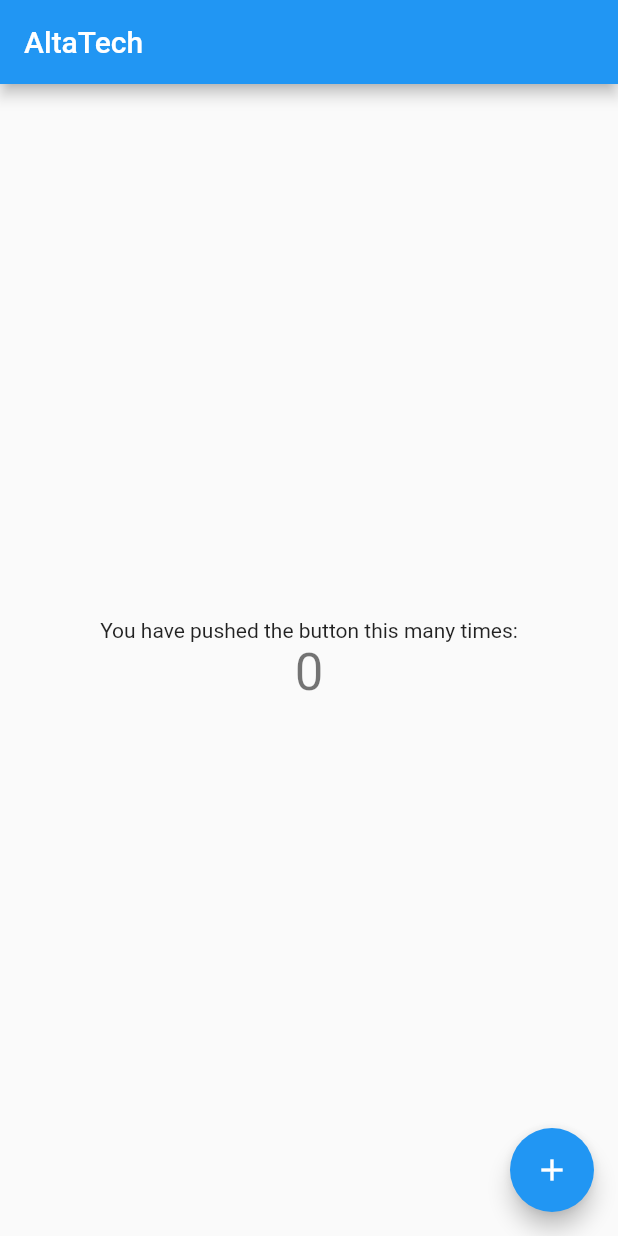
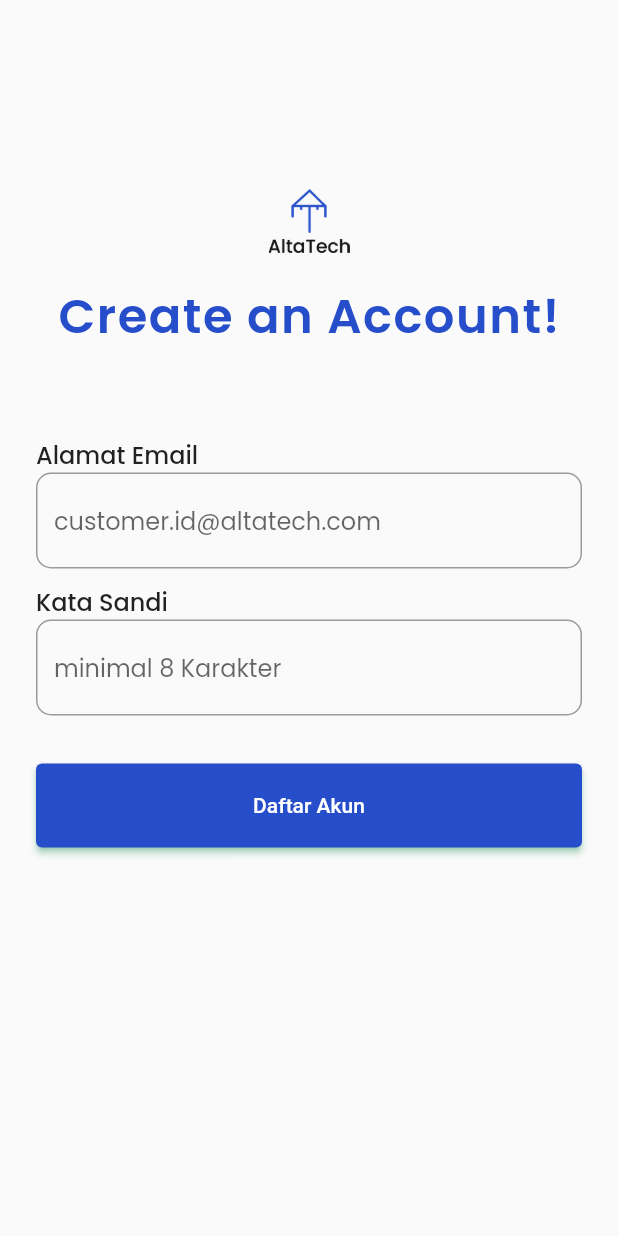
Before and after one commit to Kelompok-17-Capstone/mobile_flutter, a Flutter app: the screen it shows after launch, on a phone screen of 412 x 824 dp. Run offline on Flutter 3.47's test engine with Material 2 defaults, Android fonts, the phone set to English and light mode, and no system bars; our stand-ins replace google_fonts.

Commit message:
membuat UI kasar
masih pembuatan UI kasar hardcode dari Login

```diff
--- a/lib/main.dart
+++ b/lib/main.dart
@@ -1,4 +1,5 @@
 import 'package:flutter/material.dart';
+import 'package:mobile_flutter/views/login.dart';
 
 void main() {
   runApp(const MyApp());
@@ -14,7 +15,7 @@ class MyApp extends StatelessWidget {
       theme: ThemeData(
         primarySwatch: Colors.blue,
       ),
-      home: const MyHomePage(title: 'AltaTech'),
+      home: login(),
     );
   }
 }
--- /dev/null
+++ b/lib/views/login.dart
@@ -0,0 +1,214 @@
+import 'package:flutter/material.dart';
+import 'package:google_fonts/google_fonts.dart';
+
+class login extends StatefulWidget {
+  const login({super.key});
+
+  @override
+  State<login> createState() => _loginState();
+}
+
+class _loginState extends State<login> {
+  @override
+  Widget build(BuildContext context) {
+    return Scaffold(
+        body: SingleChildScrollView(
+      child: Padding(
+        padding: const EdgeInsets.fromLTRB(24, 126, 24, 0),
+        child: Column(
+          crossAxisAlignment: CrossAxisAlignment.center,
+          children: [
+            Center(
+              child: Column(
+                children: [
+                  Container(
+                    height: 29,
+                    width: 24,
+                    child: Image.asset('assets/images/icon.png'),
+                  ),
+                  Container(
+                    width: 54,
+                    height: 18,
+                    child: Image.asset('assets/images/AltaTech.png'),
+                  ),
+                  SizedBox(
+                    height: 14,
+                  ),
+                  Container(
+                    child: Text('Create an Account!',
+                    style: GoogleFonts.poppins(
+                      fontSize: 32,
+                      letterSpacing: 1,
+                      fontWeight: FontWeight.w600,
+                      color: Color.fromRGBO(38, 78, 202, 1)),
+                    ),
+                  ),
+                  SizedBox(
+                    height: 56,
+                    ),
+                  Container(
+                    child: Row(
+                      children: [
+                        Text(
+                          'Alamat Email',
+                          style: GoogleFonts.poppins(
+                            fontWeight: FontWeight.w500,
+                            fontSize: 16,
+                          ),
+                          ),
+                      ],
+                    ),
+                  ),
+                  Container(
+                    child: TextFormField(
+                      controller: null,
+                      decoration: InputDecoration(
+                        hintText: 'customer.id@altatech.com',
+                        hintStyle: GoogleFonts.poppins(
+                          fontWeight: FontWeight.w400,
+                          fontSize: 16,
+                        ),
+                        border: OutlineInputBorder(
+                            borderRadius: BorderRadius.circular(10)),
+                      ),
+                    ),
+                  ),
+                  SizedBox(
+                    height: 10,
+                  ),
+                  Container(
+                    child: Row(
+                      children: [
+                        Text(
+                          'Kata Sandi',
+                          style: GoogleFonts.poppins(
+                            fontWeight: FontWeight.w500,
+                            fontSize: 16,
+                          ),
+                          ),
+                      ],
+                    ),
+                  ),
+                  //PASSWORD
+                  Container(
+                    child: TextFormField(
+                      controller: null,
+                      decoration: InputDecoration(
+                        hintText: 'minimal 8 Karakter' ,
+                        hintStyle: GoogleFonts.poppins(
+                          fontWeight: FontWeight.w400
+                        ),
+                        border: OutlineInputBorder(
+                            borderRadius: BorderRadius.circular(10)),
+                      ),
+                    ),
+                  ),
+                  SizedBox(
+                    height: 32,
+                  ),
+                   Container(
+                     child: ElevatedButton(
+                      style: ElevatedButton.styleFrom(
+                        primary: Color.fromRGBO(38, 78, 202, 1),
+                        onPrimary: Colors.white,
+                        shadowColor: Colors.greenAccent,
+
+                        minimumSize: Size(380, 56), //////// HERE
+                      ),
+                      onPressed: () {},
+                      child: Text('Daftar Akun'),
+                                     ),
+                   )
+
+                ],
+              ),
+            ),
+          ],
+        ),
+      ),
+    ));
+  }
+}
+                // Container(
+                //     child: Image.asset(
+                //   'assets/images/login.png',
+                //   height: 350,
+                //   fit: BoxFit.fitWidth,
+                // )),
+                // //EMAIL
+                // TextFormField(
+                //   controller: authController.emailController,
+                //   decoration: InputDecoration(
+                //     hintText: 'Email',
+                //     prefixIcon: Icon(Icons.email_rounded),
+                //     border: OutlineInputBorder(
+                //         borderRadius: BorderRadius.circular(20)),
+                //   ),
+                // ),
+                // SizedBox(
+                //   height: 10,
+                // ),
+                // //PASSWORD
+                // TextFormField(
+                //   controller: authController.passwordController,
+                //   decoration: InputDecoration(
+                //     hintText: 'Password',
+                //     prefixIcon: Icon(Icons.password_sharp),
+                //     border: OutlineInputBorder(
+                //         borderRadius: BorderRadius.circular(20)),
+                //   ),
+                //   obscureText: true,
+                // ),
+                // SizedBox(
+                //   height: 20,
+                // ),
+                // Container(
+                //   width: 250,
+                //   height: 45,
+                //   child: TextButton(
+                //     style: TextButton.styleFrom(
+                //       backgroundColor: Colors.green,
+                //       shape: RoundedRectangleBorder(
+                //         borderRadius: BorderRadius.circular(20),
+                //       ),
+                //     ),
+                //     onPressed: () async {
+                //       authController.signIn();
+                //     },
+                //     child: Text(
+                //       "Login",
+                //       style: TextStyle(
+                //         color: Color(0xffffffff),
+                //       ),
+                //     ),
+                //   ),
+                // ),
+                // SizedBox(
+                //   height: 20,
+                // ),
+                // Container(
+                //   child: Center(
+                //     child: Row(
+                //       children: [
+                //         const Text(
+                //           "Don't have an account? ",
+                //           style: TextStyle(color: Colors.black),
+                //         ),
+                //         GestureDetector(
+                //           onTap: () {
+                //             Navigator.push(
+                //                 context,
+                //                 MaterialPageRoute(
+                //                     builder: (context) => SignUpScreen()));
+                //           },
+                //           child: const Text(
+                //             'Sign Up',
+                //             style: TextStyle(
+                //                 color: Colors.black,
+                //                 fontWeight: FontWeight.bold),
+                //           ),
+                //         )
+                //       ],
+                //     ),
+                //   ),
+                // ),
--- a/lib/views/splash_screen_view.dart
+++ b/lib/views/splash_screen_view.dart
@@ -0,0 +1,15 @@
+import 'package:flutter/material.dart';
+
+class splashScreen extends StatefulWidget {
+  const splashScreen({super.key});
+
+  @override
+  State<splashScreen> createState() => _splashScreenState();
+}
+
+class _splashScreenState extends State<splashScreen> {
+  @override
+  Widget build(BuildContext context) {
+    return const Placeholder();
+  }
+}
--- a/pubspec.yaml
+++ b/pubspec.yaml
@@ -36,6 +36,7 @@ dependencies:
   # The following adds the Cupertino Icons font to your application.
   # Use with the CupertinoIcons class for iOS style icons.
   cupertino_icons: ^1.0.2
+  google_fonts: ^4.0.4
 
 dev_dependencies:
   flutter_test:
@@ -60,9 +61,8 @@ flutter:
   uses-material-design: true
 
   # To add assets to your application, add an assets section, like this:
-  # assets:
-  #   - images/a_dot_burr.jpeg
-  #   - images/a_dot_ham.jpeg
+  assets:
+    - assets/images/
 
   # An image asset can refer to one or more resolution-specific "variants", see
   # https://flutter.dev/assets-and-images/#resolution-aware
```
Also changed, not shown: assets/images/AltaTech.png (added), assets/images/icon.png (added), pubspec.lock, 1 other file.
